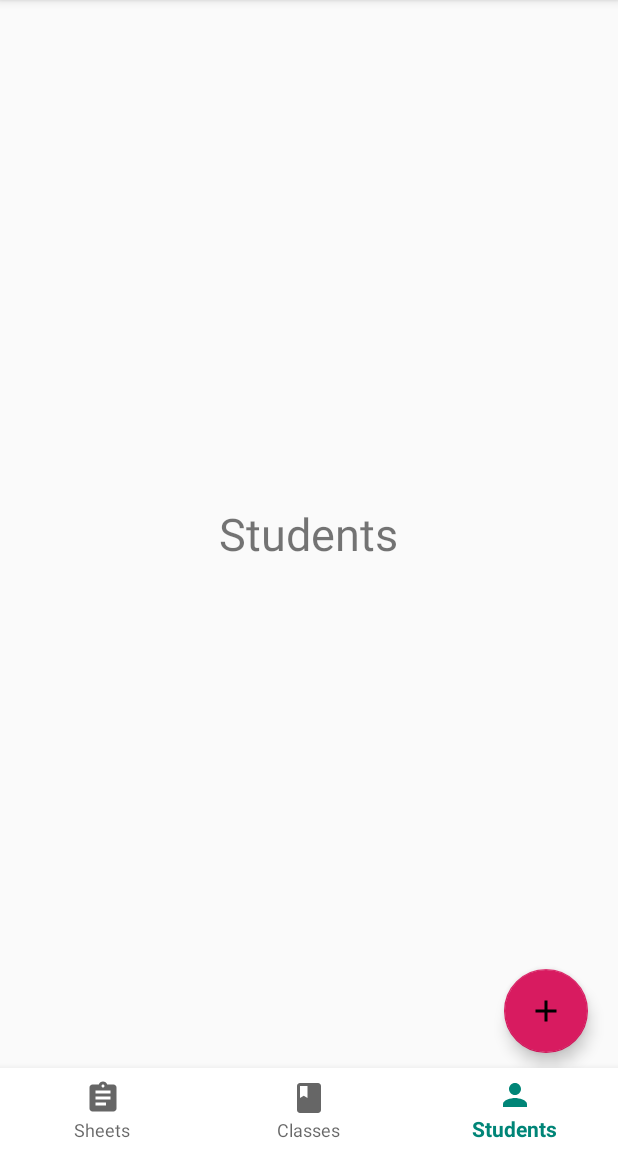
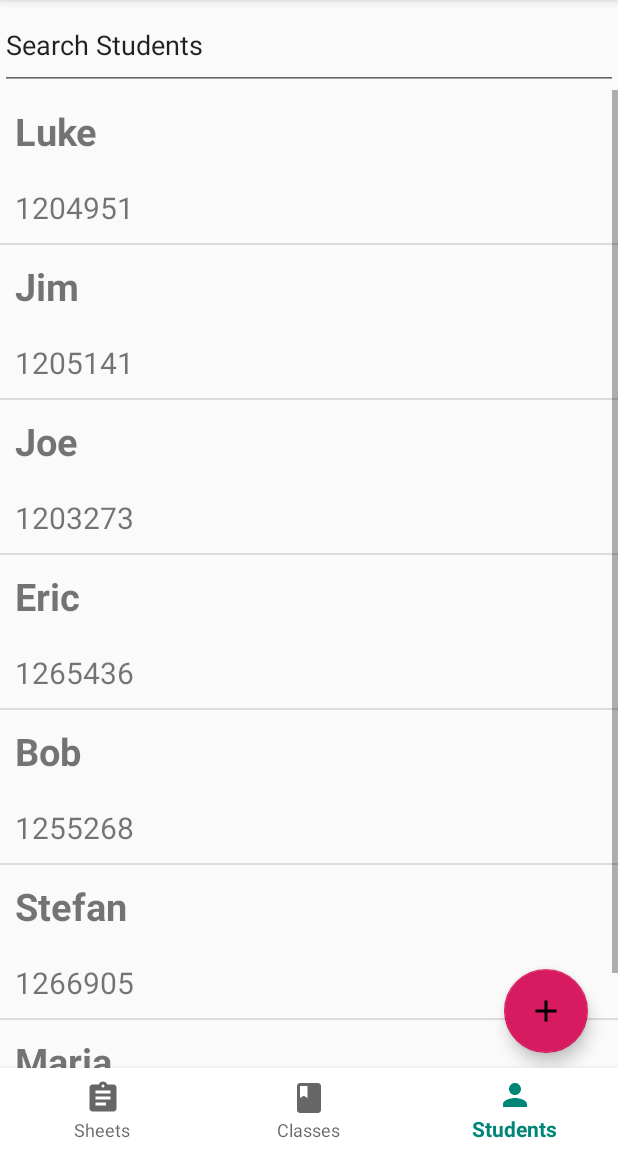
Before and after one commit to lharrison1313/NFC_Attendance_App, an Android app: the screen it shows after launch (MainActivity), item 3 of the bottom bar chosen, on a phone screen of 412 x 824 dp, the part 84-1236 px from its top. Run offline under Robolectric (Android 15) with nearby library versions, the phone set to English and light mode, and no system bars.

Commit message:
added list view

```diff
--- a/app/src/main/java/com/nyit/attendanceapp/ClasssesFragement.java
+++ b/app/src/main/java/com/nyit/attendanceapp/ClasssesFragement.java
@@ -12,8 +12,9 @@ import androidx.fragment.app.Fragment;
 
 import com.google.android.material.floatingactionbutton.FloatingActionButton;
 
-public class ClasssesFragement extends Fragment implements View.OnClickListener {
+public class ClasssesFragement extends Fragment  {
 
+    FloatingActionButton fab;
 
     @Nullable
     @Override
@@ -24,14 +25,16 @@ public class ClasssesFragement extends Fragment implements View.OnClickListener
     @Override
     public void onViewCreated(@NonNull View view, @Nullable Bundle savedInstanceState) {
         super.onViewCreated(view, savedInstanceState);
-        //create the button object
-        FloatingActionButton fab = getActivity().findViewById(R.id.floatingActionButtonClasses);
-        fab.setOnClickListener(this);
+
+        //creating add class button
+        fab = getActivity().findViewById(R.id.floatingActionButtonClasses);
+        fab.setOnClickListener(new View.OnClickListener() {
+            @Override
+            public void onClick(View v) {
+                Intent intent = new Intent(getActivity(),AddClassActivity.class);
+                getActivity().startActivity(intent);
+            }
+        });
     }
 
-    @Override
-    public void onClick(View v) {
-        Intent intent = new Intent(getActivity(),AddClassActivity.class);
-        getActivity().startActivity(intent);
-    }
 }
--- a/app/src/main/java/com/nyit/attendanceapp/SheetsFragement.java
+++ b/app/src/main/java/com/nyit/attendanceapp/SheetsFragement.java
@@ -12,7 +12,10 @@ import androidx.fragment.app.Fragment;
 
 import com.google.android.material.floatingactionbutton.FloatingActionButton;
 
-public class SheetsFragement extends Fragment implements View.OnClickListener {
+public class SheetsFragement extends Fragment{
+
+    FloatingActionButton fab;
+
     @Nullable
     @Override
     public View onCreateView(@NonNull LayoutInflater inflater, @Nullable ViewGroup container, @Nullable Bundle savedInstanceState) {
@@ -22,14 +25,18 @@ public class SheetsFragement extends Fragment implements View.OnClickListener {
     @Override
     public void onViewCreated(@NonNull View view, @Nullable Bundle savedInstanceState) {
         super.onViewCreated(view, savedInstanceState);
-        FloatingActionButton button = getActivity().findViewById(R.id.floatingActionButtonSheets);
-        button.setOnClickListener(this);
+
+        //creating add sheets button
+        fab = getActivity().findViewById(R.id.floatingActionButtonSheets);
+        fab.setOnClickListener(new View.OnClickListener() {
+            @Override
+            public void onClick(View v) {
+                Intent intent =  new Intent (getActivity(), AddSheetActivity.class);
+                getActivity().startActivity(intent);
+            }
+        });
 
     }
 
-    @Override
-    public void onClick(View v) {
-        Intent intent =  new Intent (getActivity(), AddSheetActivity.class);
-        getActivity().startActivity(intent);
-    }
+
 }
--- /dev/null
+++ b/app/src/main/java/com/nyit/attendanceapp/Student.java
@@ -0,0 +1,20 @@
+package com.nyit.attendanceapp;
+
+public class Student {
+    private String name;
+    private String id;
+
+    public Student(String name, String id){
+        this.name = name;
+        this.id = id;
+    }
+
+    public String getName(){
+        return name;
+    }
+
+    public String getId(){
+        return id;
+    }
+
+}
--- /dev/null
+++ b/app/src/main/java/com/nyit/attendanceapp/StudentListAdapter.java
@@ -0,0 +1,51 @@
+package com.nyit.attendanceapp;
+
+import android.content.Context;
+import android.view.LayoutInflater;
+import android.view.View;
+import android.view.ViewGroup;
+import android.widget.BaseAdapter;
+import android.widget.TextView;
+
+import java.util.List;
+
+public class StudentListAdapter extends BaseAdapter {
+    private Context mContext;
+    private List<Student> mStudentList;
+
+    StudentListAdapter(Context mContext, List<Student> mStudentList){
+        this.mContext = mContext;
+        this.mStudentList = mStudentList;
+    }
+
+    @Override
+    public int getCount() {
+       return mStudentList.size();
+    }
+
+    @Override
+    public Object getItem(int position) {
+        return mStudentList.get(position);
+    }
+
+    @Override
+    public long getItemId(int position) {
+        return position;
+    }
+
+    @Override
+    public View getView(int position, View convertView, ViewGroup parent) {
+        View listItem = convertView;
+        if(listItem == null)
+            listItem = LayoutInflater.from(mContext).inflate(R.layout.student_bar,parent,false);
+
+        TextView name =  listItem.findViewById(R.id.studentName);
+        TextView id =  listItem.findViewById(R.id.studentId);
+
+        name.setText(mStudentList.get(position).getName());
+        id.setText(mStudentList.get(position).getId());
+
+
+        return listItem;
+    }
+}
--- a/app/src/main/java/com/nyit/attendanceapp/StudentsFragement.java
+++ b/app/src/main/java/com/nyit/attendanceapp/StudentsFragement.java
@@ -5,6 +5,7 @@ import android.os.Bundle;
 import android.view.LayoutInflater;
 import android.view.View;
 import android.view.ViewGroup;
+import android.widget.ListView;
 
 import androidx.annotation.NonNull;
 import androidx.annotation.Nullable;
@@ -12,23 +13,49 @@ import androidx.fragment.app.Fragment;
 
 import com.google.android.material.floatingactionbutton.FloatingActionButton;
 
-public class StudentsFragement extends Fragment implements View.OnClickListener {
+import java.util.ArrayList;
+
+public class StudentsFragement extends Fragment {
+
+    FloatingActionButton fab;
+    ListView lv;
+    ArrayList<Student> students;
+
     @Nullable
     @Override
     public View onCreateView(@NonNull LayoutInflater inflater, @Nullable ViewGroup container, @Nullable Bundle savedInstanceState) {
+        //Adding students to list view
+        students = new ArrayList<>();
+        students.add(new Student("Luke","1204951"));
+        students.add(new Student("Jim","1205141"));
+        students.add(new Student("Joe","1203273"));
+        students.add(new Student("Eric","1265436"));
+        students.add(new Student("Bob","1255268"));
+        students.add(new Student("Stefan","1266905"));
+        students.add(new Student("Maria","1203321"));
+
+
         return inflater.inflate(R.layout.fragment_students,container,false);
     }
 
     @Override
     public void onViewCreated(@NonNull View view, @Nullable Bundle savedInstanceState) {
-        FloatingActionButton fab = getActivity().findViewById(R.id.floatingActionButtonStudents);
-        fab.setOnClickListener(this);
+        super.onViewCreated(view, savedInstanceState);
 
+        //creating student list
+        lv = getActivity().findViewById(R.id.studentList);
+        StudentListAdapter adapter = new StudentListAdapter(getActivity(),students);
+        lv.setAdapter(adapter);
+
+        //creating add student button
+        fab = getActivity().findViewById(R.id.floatingActionButtonStudents);
+        fab.setOnClickListener(new View.OnClickListener() {
+            @Override
+            public void onClick(View v) {
+                Intent intent = new Intent(getActivity(), AddStudentsActivity.class);
+                getActivity().startActivity(intent);
+            }
+        });
     }
 
-    @Override
-    public void onClick(View v) {
-        Intent intent = new Intent(getActivity(), AddStudentsActivity.class);
-        getActivity().startActivity(intent);
-    }
 }
--- a/app/src/main/res/layout/create_student_dialog.xml
+++ b/app/src/main/res/layout/create_student_dialog.xml
@@ -6,19 +6,19 @@
     >
 
     <com.google.android.material.textfield.TextInputEditText
-        android:id="@+id/name"
+        android:id="@+id/studentNameInput"
         android:layout_width="match_parent"
         android:layout_height="wrap_content"
         android:inputType="text"
         android:text="Student Name"
         />
     <com.google.android.material.textfield.TextInputEditText
-        android:id="@+id/studentId"
+        android:id="@+id/studentIdInput"
         android:layout_width="match_parent"
         android:layout_height="wrap_content"
         android:inputType="text"
         android:text="Student ID"
-        android:layout_below="@id/name"
+        android:layout_below="@id/studentNameInput"
         android:layout_marginTop="10dp"
         />
     <androidx.appcompat.widget.AppCompatButton
--- a/app/src/main/res/layout/fragment_students.xml
+++ b/app/src/main/res/layout/fragment_students.xml
@@ -4,13 +4,19 @@
     android:layout_width="match_parent"
     android:layout_height="match_parent"
     >
-    <TextView
-        android:layout_width="wrap_content"
-        android:layout_height="wrap_content"
-        android:text="Students"
-        android:textSize="30sp"
-        android:layout_centerInParent="true"
+
+    <com.google.android.material.textfield.TextInputEditText
+        android:id="@+id/studentSearch"
+        android:layout_width="match_parent"
+        android:layout_height="60dp"
+        android:text="Search Students"
         />
+
+    <ListView
+        android:id="@+id/studentList"
+        android:layout_width="match_parent"
+        android:layout_height="match_parent"
+        android:layout_below="@+id/studentSearch"/>
 
     <com.google.android.material.floatingactionbutton.FloatingActionButton
         android:id="@+id/floatingActionButtonStudents"
--- /dev/null
+++ b/app/src/main/res/layout/student_bar.xml
@@ -0,0 +1,25 @@
+<?xml version="1.0" encoding="utf-8"?>
+<RelativeLayout xmlns:android="http://schemas.android.com/apk/res/android"
+    android:layout_width="match_parent" android:layout_height="wrap_content">
+    <TextView
+        android:id="@+id/studentName"
+        android:padding="10dp"
+        android:layout_width="wrap_content"
+        android:layout_height="wrap_content"
+        android:text="Student Name"
+        android:textStyle="bold"
+        android:textSize="25dp"
+        />
+    <TextView
+        android:id="@+id/studentId"
+        android:padding="10dp"
+        android:layout_width="wrap_content"
+        android:layout_height="wrap_content"
+        android:text="ID"
+        android:textSize="20dp"
+        android:layout_below="@+id/studentName"
+        />
+
+
+
+</RelativeLayout>
```
